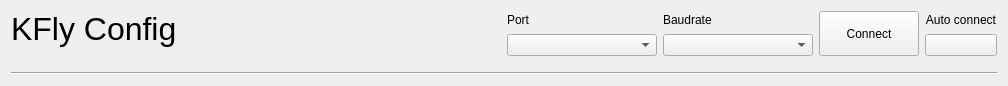
The window that ui_connect.ui (korken89/kfly_gui) describes before a commit, drawn with Qt 5.
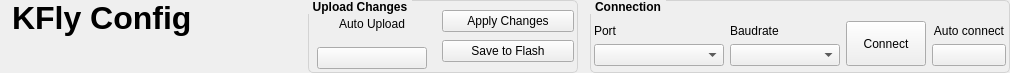
The same window after the commit. Custom widgets are drawn as their Qt base class.

Commit message: Moved upload box to top, needs implementation

What changed in the file:
```diff
--- a/ui_connect.ui
+++ b/ui_connect.ui
@@ -6,32 +6,49 @@
    <rect>
     <x>0</x>
     <y>0</y>
-    <width>1008</width>
-    <height>85</height>
+    <width>1010</width>
+    <height>73</height>
    </rect>
   </property>
   <property name="maximumSize">
    <size>
     <width>16777215</width>
-    <height>85</height>
+    <height>80</height>
    </size>
   </property>
   <property name="windowTitle">
    <string>Form</string>
   </property>
-  <layout class="QVBoxLayout" name="verticalLayout">
-   <item>
     <layout class="QHBoxLayout" name="horizontalLayout">
+   <property name="spacing">
+    <number>12</number>
+   </property>
+   <property name="leftMargin">
+    <number>0</number>
+   </property>
+   <property name="topMargin">
+    <number>0</number>
+   </property>
+   <property name="rightMargin">
+    <number>0</number>
+   </property>
      <property name="bottomMargin">
-      <number>10</number>
-     </property>
+    <number>0</number>
+   </property>
+   <item>
+    <widget class="Line" name="line">
+     <property name="orientation">
+      <enum>Qt::Horizontal</enum>
+     </property>
+    </widget>
+   </item>
      <item>
       <widget class="QLabel" name="label_4">
        <property name="font">
         <font>
          <pointsize>24</pointsize>
-         <weight>50</weight>
-         <bold>false</bold>
+       <weight>75</weight>
+       <bold>true</bold>
          <underline>false</underline>
          <stylestrategy>PreferAntialias</stylestrategy>
         </font>
@@ -57,26 +74,197 @@
        </property>
        <property name="sizeHint" stdset="0">
         <size>
-         <width>40</width>
+       <width>43</width>
          <height>20</height>
         </size>
        </property>
       </spacer>
      </item>
      <item>
+    <widget class="QGroupBox" name="groupBox_3">
+     <property name="minimumSize">
+      <size>
+       <width>270</width>
+       <height>0</height>
+      </size>
+     </property>
+     <property name="maximumSize">
+      <size>
+       <width>300</width>
+       <height>100</height>
+      </size>
+     </property>
+     <property name="font">
+      <font>
+       <weight>75</weight>
+       <bold>true</bold>
+      </font>
+     </property>
+     <property name="styleSheet">
+      <string notr="true">QGroupBox { 
+  border: 1px solid lightgray; 
+  border-radius: 5px;
+  margin-top: 1ex;
+}
+
+QGroupBox::title {
+    subcontrol-origin: margin;
+    subcontrol-position: top left;
+    padding: 0 3px;
+}</string>
+     </property>
+     <property name="title">
+      <string>Upload Changes</string>
+     </property>
+     <layout class="QHBoxLayout" name="horizontalLayout_8">
+      <property name="spacing">
+       <number>0</number>
+      </property>
+      <property name="leftMargin">
+       <number>3</number>
+      </property>
+      <property name="topMargin">
+       <number>3</number>
+      </property>
+      <property name="rightMargin">
+       <number>3</number>
+      </property>
+      <property name="bottomMargin">
+       <number>3</number>
+      </property>
+      <item>
+       <layout class="QVBoxLayout" name="verticalLayout_4">
+        <property name="spacing">
+         <number>3</number>
+        </property>
+        <property name="rightMargin">
+         <number>10</number>
+        </property>
+        <item>
+         <widget class="QLabel" name="label_11">
+          <property name="minimumSize">
+           <size>
+            <width>120</width>
+            <height>0</height>
+           </size>
+          </property>
+          <property name="text">
+           <string>Auto Upload</string>
+          </property>
+          <property name="alignment">
+           <set>Qt::AlignCenter</set>
+          </property>
+         </widget>
+        </item>
+        <item>
+         <layout class="QHBoxLayout" name="horizontalLayout_5">
+          <item>
+           <widget class="sliderbox" name="buttonAutoUpload">
+            <property name="maximumSize">
+             <size>
+              <width>110</width>
+              <height>16777215</height>
+             </size>
+            </property>
+            <property name="text">
+             <string/>
+            </property>
+           </widget>
+          </item>
+         </layout>
+        </item>
+       </layout>
+      </item>
+      <item>
+       <layout class="QVBoxLayout" name="verticalLayout">
+        <property name="spacing">
+         <number>2</number>
+        </property>
+        <item>
+         <widget class="QPushButton" name="buttonApplyChanges">
+          <property name="text">
+           <string>Apply Changes</string>
+          </property>
+         </widget>
+        </item>
+        <item>
+         <widget class="QPushButton" name="buttonSave">
+          <property name="text">
+           <string>Save to Flash</string>
+          </property>
+         </widget>
+        </item>
+       </layout>
+      </item>
+     </layout>
+    </widget>
+   </item>
+   <item>
+    <widget class="QGroupBox" name="groupBox">
+     <property name="minimumSize">
+      <size>
+       <width>420</width>
+       <height>0</height>
+      </size>
+     </property>
+     <property name="maximumSize">
+      <size>
+       <width>440</width>
+       <height>16777215</height>
+      </size>
+     </property>
+     <property name="font">
+      <font>
+       <weight>75</weight>
+       <bold>true</bold>
+      </font>
+     </property>
+     <property name="styleSheet">
+      <string notr="true">QGroupBox { 
+  border: 1px solid lightgray; 
+  border-radius: 5px;
+  margin-top: 1ex;
+}
+
+QGroupBox::title {
+    subcontrol-origin: margin;
+    subcontrol-position: top left;
+    padding: 0 3px;
+}</string>
+     </property>
+     <property name="title">
+      <string>Connection</string>
+     </property>
+     <layout class="QHBoxLayout" name="horizontalLayout_2">
+      <property name="leftMargin">
+       <number>3</number>
+      </property>
+      <property name="topMargin">
+       <number>3</number>
+      </property>
+      <property name="rightMargin">
+       <number>3</number>
+      </property>
+      <property name="bottomMargin">
+       <number>6</number>
+      </property>
+      <item>
       <layout class="QVBoxLayout" name="verticalLayout_6">
        <item>
         <widget class="QLabel" name="label_2">
          <property name="text">
           <string>Port</string>
          </property>
+          <property name="alignment">
+           <set>Qt::AlignBottom|Qt::AlignLeading|Qt::AlignLeft</set>
+          </property>
         </widget>
        </item>
        <item>
         <widget class="QComboBox" name="boxPort">
          <property name="minimumSize">
           <size>
-           <width>150</width>
+            <width>130</width>
            <height>0</height>
           </size>
          </property>
@@ -91,13 +279,16 @@
          <property name="text">
           <string>Baudrate</string>
          </property>
+          <property name="alignment">
+           <set>Qt::AlignBottom|Qt::AlignLeading|Qt::AlignLeft</set>
+          </property>
         </widget>
        </item>
        <item>
         <widget class="QComboBox" name="boxBaud">
          <property name="minimumSize">
           <size>
-           <width>150</width>
+            <width>110</width>
            <height>0</height>
           </size>
          </property>
@@ -107,11 +298,24 @@
      </item>
      <item>
       <layout class="QVBoxLayout" name="verticalLayout_7">
+        <item>
+         <spacer name="verticalSpacer">
+          <property name="orientation">
+           <enum>Qt::Vertical</enum>
+          </property>
+          <property name="sizeHint" stdset="0">
+           <size>
+            <width>20</width>
+            <height>40</height>
+           </size>
+          </property>
+         </spacer>
+        </item>
        <item>
         <widget class="QPushButton" name="buttonConnect">
          <property name="minimumSize">
           <size>
-           <width>100</width>
+            <width>60</width>
            <height>45</height>
           </size>
          </property>
@@ -133,7 +337,7 @@
           <string>Auto connect</string>
          </property>
          <property name="alignment">
-          <set>Qt::AlignCenter</set>
+           <set>Qt::AlignBottom|Qt::AlignHCenter</set>
          </property>
         </widget>
        </item>
@@ -147,12 +351,6 @@
       </layout>
      </item>
     </layout>
-   </item>
-   <item>
-    <widget class="Line" name="line">
-     <property name="orientation">
-      <enum>Qt::Horizontal</enum>
-     </property>
     </widget>
    </item>
   </layout>
```
Lines whose indentation alone changed are shown as unchanged. The commit also changes 4 other files.
